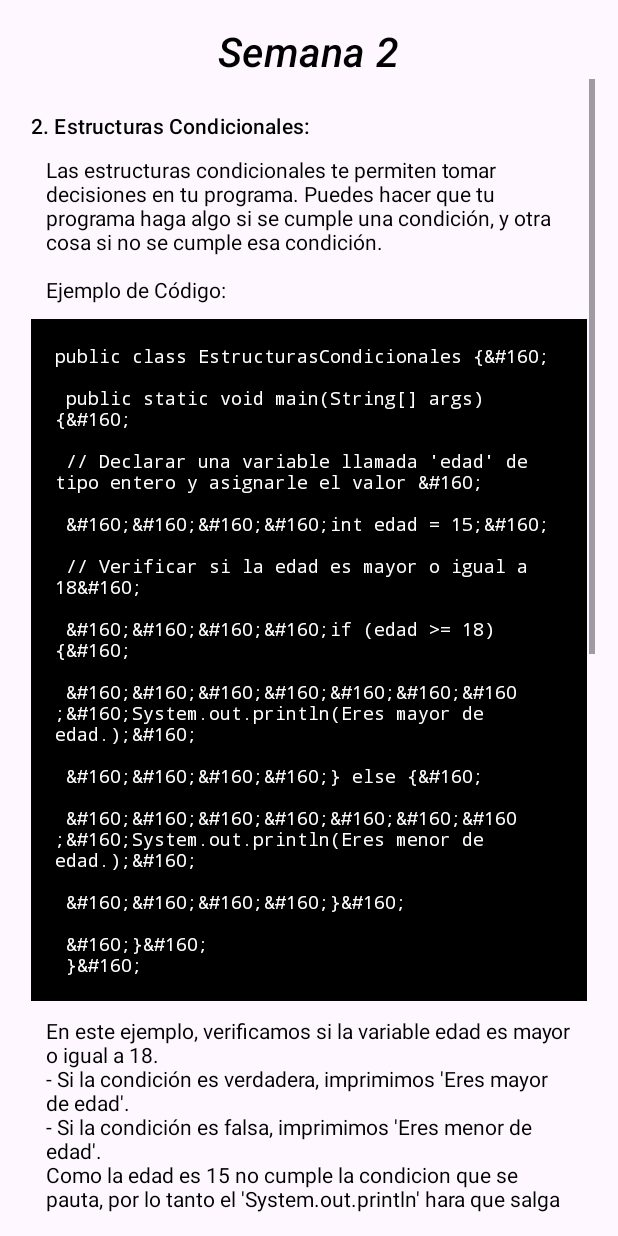
After one commit to AlexisPiracoca/labVirtual, an Android app built with Jetpack Compose: the week2condicionales screen opened directly, with no data from a screen before it, on a phone screen of 412 x 824 dp. The commit adds this screen. Run offline under Robolectric (Android 15) with nearby library versions, the phone set to English and light mode, and no system bars.

Commit message:
Condicionales

```diff
--- a/app/src/main/AndroidManifest.xml
+++ b/app/src/main/AndroidManifest.xml
@@ -14,6 +14,9 @@
         android:supportsRtl="true"
         android:theme="@style/Theme.LaboratorioVirtual"
         tools:targetApi="31">
+        <activity
+            android:name=".classProgramming.introduccion.week2condicionales"
+            android:exported="false" />
         <activity
             android:name=".classProgramming.introduccion.week1introduction"
             android:exported="false" />
--- a/app/src/main/java/com/usta/laboratoriovirtual/classProgramming/IntroProgrammingClassScreen.kt
+++ b/app/src/main/java/com/usta/laboratoriovirtual/classProgramming/IntroProgrammingClassScreen.kt
@@ -22,6 +22,7 @@ import androidx.compose.ui.unit.dp
 import androidx.compose.ui.unit.sp
 import androidx.compose.ui.tooling.preview.Preview
 import com.usta.laboratoriovirtual.classProgramming.introduccion.week1introduction
+import com.usta.laboratoriovirtual.classProgramming.introduccion.week2condicionales
 import com.usta.laboratoriovirtual.classProgramming.weeksPOO.Week1Activity
 import com.usta.laboratoriovirtual.classRoom.ClassProgrammingScreen
 import com.usta.laboratoriovirtual.ui.theme.LaboratorioVirtualTheme
@@ -87,17 +88,21 @@ private fun MainScreen() {
         Spacer(modifier = Modifier.height(16.dp))
 
         CourseCard(
-            title = "Semana 1",
+            title = "Variables",
             progress = 0.7f,
-            onClick = {}
+            onClick = {val intent = Intent(context, week1introduction::class.java)
+                context.startActivity(intent)
+                (context as? Activity)?.finish()}
         )
 
         Spacer(modifier = Modifier.height(16.dp))
 
         CourseCard(
-            title = "Semana 2",
+            title = "Condicionales",
             progress = 0.5f,
-            onClick = {  }
+            onClick = {val intent = Intent(context, week2condicionales::class.java)
+                context.startActivity(intent)
+                (context as? Activity)?.finish()}
         )
 
         Spacer(modifier = Modifier.height(16.dp))
@@ -113,9 +118,7 @@ private fun MainScreen() {
         CourseCard(
             title = "Semana 4",
             progress = 0.5f,
-            onClick ={val intent = Intent(context, week1introduction::class.java)
-                context.startActivity(intent)
-                (context as? Activity)?.finish()}
+            onClick ={}
         )
 
         Spacer(modifier = Modifier.height(16.dp))
--- /dev/null
+++ b/app/src/main/java/com/usta/laboratoriovirtual/classProgramming/introduccion/week2condicionales.kt
@@ -0,0 +1,40 @@
+package com.usta.laboratoriovirtual.classProgramming.introduccion
+
+import android.os.Bundle
+import android.widget.Button
+import androidx.activity.enableEdgeToEdge
+import androidx.appcompat.app.AppCompatActivity
+import androidx.core.content.ContextCompat
+import androidx.core.view.ViewCompat
+import androidx.core.view.WindowInsetsCompat
+import com.usta.laboratoriovirtual.R
+
+class week2condicionales : AppCompatActivity() {
+
+    private lateinit var opcion1condicional: Button
+    private lateinit var opcion2condicional: Button
+    override fun onCreate(savedInstanceState: Bundle?) {
+        super.onCreate(savedInstanceState)
+        setContentView(R.layout.activity_week2condicionales)
+
+
+        opcion1condicional = findViewById(R.id.opcion1condicional)
+        opcion2condicional = findViewById(R.id.opcion2condicional)
+
+        opcion1condicional.setOnClickListener {
+            // Cambiar texto y color cuando se presiona el botón
+            opcion1condicional.text = "Correcto"
+            opcion1condicional.setBackgroundColor(ContextCompat.getColor(this, R.color.colorPressed2))
+
+        }
+
+
+        opcion2condicional.setOnClickListener {
+            // Cambiar texto y color cuando se presiona el botón
+            opcion2condicional.text = "Incorrecto"
+            opcion2condicional.setBackgroundColor(ContextCompat.getColor(this, R.color.colorPressed))
+
+        }
+        }
+
+}
--- a/app/src/main/res/layout/activity_week1introduction.xml
+++ b/app/src/main/res/layout/activity_week1introduction.xml
@@ -137,19 +137,18 @@
                 android:orientation="vertical">
 
 
-
                 <TextView
                     android:id="@+id/codigoactividad"
                     android:layout_width="match_parent"
                     android:layout_height="wrap_content"
+                    android:background="@android:color/black"
+                    android:fontFamily="monospace"
+                    android:gravity="start"
                     android:padding="16dp"
+                    android:scrollbars="vertical"
                     android:text="@string/actividad_variable"
                     android:textColor="@android:color/white"
-                    android:background="@android:color/black"
-                    android:textSize="12sp"
-                    android:fontFamily="monospace"
-                    android:scrollbars="vertical"
-                    android:gravity="start" />
+                    android:textSize="12sp" />
 
             </LinearLayout>
 
@@ -181,16 +180,27 @@
 
             </LinearLayout>
 
-
+            <Button
+                android:id="@+id/gfdg"
+                android:layout_width="wrap_content"
+                android:layout_height="wrap_content"
+                android:layout_margin="15dp"
+                android:layout_gravity="right"
+                android:layout_weight="1"
+                android:text="Siguiente" />
 
 
 
         </LinearLayout>
+
         </ScrollView>
+
+
 
     </LinearLayout>
 
 
 
 
+
 </LinearLayout>
--- /dev/null
+++ b/app/src/main/res/layout/activity_week2condicionales.xml
@@ -0,0 +1,193 @@
+<LinearLayout xmlns:android="http://schemas.android.com/apk/res/android"
+    xmlns:app="http://schemas.android.com/apk/res-auto"
+    xmlns:tools="http://schemas.android.com/tools"
+    android:id="@+id/main"
+    android:layout_width="match_parent"
+    android:layout_height="match_parent"
+    android:orientation="vertical"
+    tools:context=".classProgramming.introduccion.week2condicionales">
+
+    <LinearLayout
+        android:layout_width="match_parent"
+        android:layout_height="wrap_content"
+        android:layout_margin="15dp"
+        android:orientation="vertical">
+
+        <TextView
+            android:id="@+id/titulo"
+            android:layout_width="wrap_content"
+            style="@style/TextAppearance.MaterialComponents.Subtitle2"
+            android:layout_height="wrap_content"
+            android:layout_gravity="center"
+            android:textColor="@color/black"
+            android:textStyle="italic"
+            android:textSize="27dp"
+            android:text="Semana 2" />
+        <ScrollView
+            android:layout_width="match_parent"
+            android:layout_height="match_parent">
+
+            <LinearLayout
+                android:layout_width="match_parent"
+                android:layout_height="match_parent"
+                android:layout_margin="5dp"
+                android:orientation="vertical">
+
+
+
+
+
+
+
+                <TextView
+                    android:id="@+id/variables"
+                    android:layout_width="match_parent"
+                    style="@style/TextAppearance.MaterialComponents.Subtitle2"
+                    android:layout_height="wrap_content"
+                    android:text="\n2. Estructuras Condicionales:"
+                    android:textColor="@color/black"
+                    app:layout_constraintEnd_toEndOf="parent"
+                    app:layout_constraintStart_toStartOf="parent"
+                    app:layout_constraintTop_toBottomOf="@id/title" />
+
+
+
+
+                <TextView
+                    android:id="@+id/textView21"
+                    android:layout_width="match_parent"
+                    android:layout_height="wrap_content"
+                    android:layout_margin="10dp"
+                    android:text="Las estructuras condicionales te permiten tomar decisiones en tu programa. Puedes hacer que tu programa haga algo si se cumple una condición, y otra cosa si no se cumple esa condición.\n \nEjemplo de Código:"
+                    android:textColor="@color/black"
+                    app:layout_constraintEnd_toEndOf="parent"
+                    app:layout_constraintStart_toStartOf="parent"
+                    app:layout_constraintTop_toBottomOf="@id/title" />
+
+                <LinearLayout
+                    android:layout_width="match_parent"
+                    android:layout_height="match_parent"
+                    android:orientation="vertical">
+
+
+
+                    <TextView
+                        android:id="@+id/codeTextView"
+                        android:layout_width="match_parent"
+                        android:layout_height="wrap_content"
+                        android:padding="16dp"
+                        android:text="@string/codigo_condicionales"
+                        android:textColor="@android:color/white"
+                        android:background="@android:color/black"
+                        android:textSize="12sp"
+                        android:fontFamily="monospace"
+                        android:scrollbars="vertical"
+                        android:gravity="start" />
+
+                </LinearLayout>
+
+                <TextView
+                    android:id="@+id/textView22"
+                    android:layout_width="match_parent"
+                    android:layout_height="wrap_content"
+                    android:layout_margin="10dp"
+                    android:text="En este ejemplo, verificamos si la variable edad es mayor o igual a 18. \n- Si la condición es verdadera, imprimimos 'Eres mayor de edad'.\n- Si la condición es falsa, imprimimos 'Eres menor de edad'.\nComo la edad es 15 no cumple la condicion que se pauta, por lo tanto el 'System.out.println' hara que salga el mensaje: 'Eres menor de edad'."
+                    android:textColor="@color/black"
+                    app:layout_constraintEnd_toEndOf="parent"
+                    app:layout_constraintStart_toStartOf="parent"
+                    app:layout_constraintTop_toBottomOf="@id/title" />
+
+
+
+
+                <TextView
+                    android:id="@+id/actividad1"
+                    android:layout_width="match_parent"
+                    style="@style/TextAppearance.MaterialComponents.Subtitle2"
+                    android:layout_height="wrap_content"
+                    android:text="¿Que aprendí?"
+                    android:textColor="@color/black"
+                    app:layout_constraintEnd_toEndOf="parent"
+                    app:layout_constraintStart_toStartOf="parent"
+                    app:layout_constraintTop_toBottomOf="@id/title" />
+
+                <TextView
+                    android:id="@+id/textoActividad"
+                    android:layout_width="match_parent"
+                    android:layout_height="wrap_content"
+                    android:layout_margin="10dp"
+                    android:text="Escoge la respuesta CORRECTA\n\nEl siguiente codigo que imprime:"
+                    android:textColor="@color/black"
+                    app:layout_constraintEnd_toEndOf="parent"
+                    app:layout_constraintStart_toStartOf="parent"
+                    app:layout_constraintTop_toBottomOf="@id/title" />
+
+                <LinearLayout
+                    android:layout_width="match_parent"
+                    android:layout_height="match_parent"
+                    android:orientation="vertical">
+
+
+                    <TextView
+                        android:id="@+id/codigoactividad"
+                        android:layout_width="match_parent"
+                        android:layout_height="wrap_content"
+                        android:background="@android:color/black"
+                        android:fontFamily="monospace"
+                        android:gravity="start"
+                        android:padding="16dp"
+                        android:scrollbars="vertical"
+                        android:text="@string/ejercicio_condicionales"
+                        android:textColor="@android:color/white"
+                        android:textSize="12sp" />
+
+                </LinearLayout>
+
+                <LinearLayout
+                    android:layout_width="match_parent"
+                    android:layout_height="match_parent"
+                    android:orientation="horizontal">
+
+
+                    <Button
+                        android:id="@+id/opcion1condicional"
+                        android:layout_width="wrap_content"
+                        android:layout_height="wrap_content"
+                        android:layout_margin="15dp"
+                        android:background="@color/blue"
+                        android:layout_weight="1"
+                        android:text="Eres Mayor de Edad" />
+
+
+                    <Button
+                        android:id="@+id/opcion2condicional"
+                        android:layout_width="wrap_content"
+                        android:layout_height="wrap_content"
+                        android:layout_margin="15dp"
+                        android:background="@color/blue"
+                        android:layout_weight="1"
+                        android:text="Eres Menor de Edad" />
+
+
+                </LinearLayout>
+
+                <Button
+                    android:id="@+id/gfdg"
+                    android:layout_width="wrap_content"
+                    android:layout_height="wrap_content"
+                    android:layout_margin="15dp"
+                    android:layout_gravity="right"
+                    android:layout_weight="1"
+                    android:text="Siguiente" />
+
+
+
+            </LinearLayout>
+
+        </ScrollView>
+
+
+
+    </LinearLayout>
+
+</LinearLayout>
--- a/app/src/main/res/values/strings.xml
+++ b/app/src/main/res/values/strings.xml
@@ -51,8 +51,8 @@
     <string name="title_activity_laplace_class">LaplaceClass</string>
     <string name="activity_week1">ActivityWeek1</string>
 
-
-
+    <!-- Brandon -->
+    <!-- ejemplo variable  -->
     <string name="codigo_variables">
         <![CDATA[
 public class Variables {&#160;\n\n
@@ -65,6 +65,7 @@ public static void main(String[] args) {&#160;\n\n
 }&#160;
         ]]>
     </string>
+    <!-- ejercicio variable  -->
 
     <string name="actividad_variable">
         <![CDATA[
@@ -76,8 +77,41 @@ public static void main(String[] args) {&#160;\n\n
 }&#160;
         ]]>
     </string>
+    <!-- ejemplo condiciones  -->
+    <string name="codigo_condicionales">
+        <![CDATA[
+public class EstructurasCondicionales {&#160;\n\n
+public static void main(String[] args) {&#160;\n\n
+// Declarar una variable llamada \'edad\' de tipo entero y asignarle el valor &#160;\n\n
+&#160;&#160;&#160;&#160;int edad = 15;&#160;\n\n
+// Verificar si la edad es mayor o igual a 18&#160;\n\n
+&#160;&#160;&#160;&#160;if (edad >= 18) {&#160;\n\n
+&#160;&#160;&#160;&#160;&#160;&#160;&#160;&#160;System.out.println("Eres mayor de edad.");&#160;\n\n
+&#160;&#160;&#160;&#160;} else {&#160;\n\n
+&#160;&#160;&#160;&#160;&#160;&#160;&#160;&#160;System.out.println("Eres menor de edad.");&#160;\n\n
+&#160;&#160;&#160;&#160;}&#160;\n\n
+&#160;}&#160;\n
+}&#160;
+        ]]>
+    </string>
 
-
+    <!-- ejercicio condiciones  -->
+    <string name="ejercicio_condicionales">
+        <![CDATA[
+public class EstructurasCondicionales {&#160;\n\n
+public static void main(String[] args) {&#160;\n\n
+// Declarar una variable llamada \'edad\' de tipo entero y asignarle el valor &#160;\n\n
+&#160;&#160;&#160;&#160;int edad = 18;&#160;\n\n
+// Verificar si la edad es mayor o igual a 18&#160;\n\n
+&#160;&#160;&#160;&#160;if (edad >= 18) {&#160;\n\n
+&#160;&#160;&#160;&#160;&#160;&#160;&#160;&#160;System.out.println("Eres mayor de edad.");&#160;\n\n
+&#160;&#160;&#160;&#160;} else {&#160;\n\n
+&#160;&#160;&#160;&#160;&#160;&#160;&#160;&#160;System.out.println("Eres menor de edad.");&#160;\n\n
+&#160;&#160;&#160;&#160;}&#160;\n\n
+&#160;}&#160;\n
+}&#160;
+        ]]>
+    </string>
 
 
 
```
